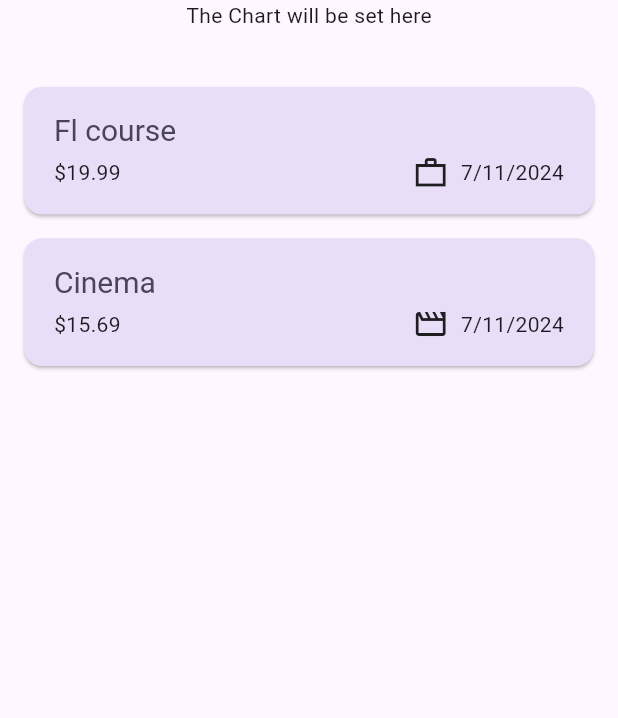
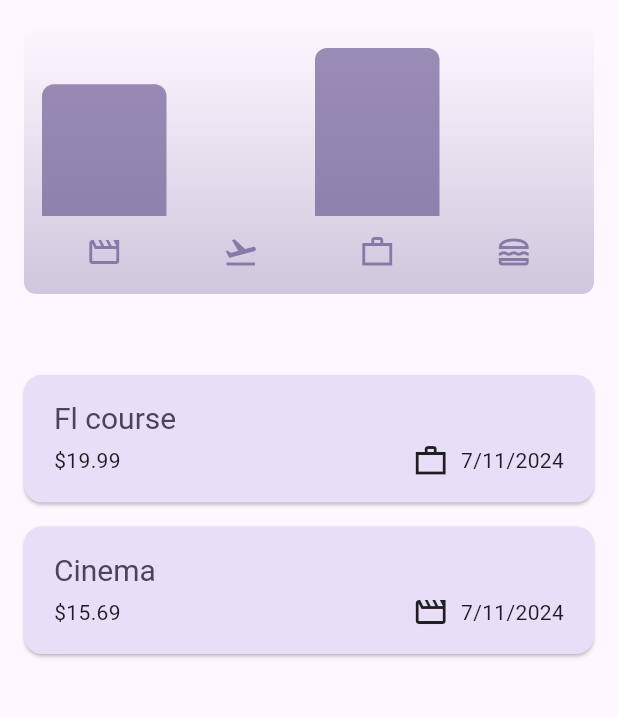
Before and after one commit to sam-kash/Expenser, a Flutter app: the screen it shows after launch, on a phone screen of 412 x 824 dp, the part 84-802 px from its top. Run offline on Flutter 3.47's test engine with Material 3 defaults, Android fonts, the phone set to English and light mode, and no system bars; missing offline and left inert: dart:ffi.

Commit message:
Added the chart in the end

```diff
--- a/lib/models/expense.dart
+++ b/lib/models/expense.dart
@@ -40,12 +40,19 @@
   }
 }
 
+// Below code is used for creating a chart
 class ExpenseBucket {
   const ExpenseBucket({required this.catagory, required this.expenses});
+
+  ExpenseBucket.forCatagory(List<Expense> allExpense, this.catagory)
+      : expenses = allExpense
+            .where((expense) => expense.catagory == catagory)
+            .toList();
 
   final Catagory catagory;
   final List<Expense> expenses;
 
+  // Getter function to get the sum of the whole expense list
   double get totalExpenses {
     double sum = 0;
     for (final expense in expenses) {
--- /dev/null
+++ b/lib/widget/chart/chart.dart
@@ -0,0 +1,96 @@
+import 'package:flutter/material.dart';
+
+//import 'package:expenser/widgets/chart/chart_bar.dart';
+import 'package:expenser/widget/chart/chart_bar.dart';
+import 'package:expenser/models/expense.dart';
+
+class Chart extends StatelessWidget {
+  const Chart({super.key, required this.expenses});
+
+  final List<Expense> expenses;
+
+  List<ExpenseBucket> get buckets {
+    return [
+      ExpenseBucket.forCatagory(expenses, Catagory.leasure),
+      ExpenseBucket.forCatagory(expenses, Catagory.travel),
+      ExpenseBucket.forCatagory(expenses, Catagory.work),
+      ExpenseBucket.forCatagory(expenses, Catagory.food),
+    ];
+  }
+
+  double get maxTotalExpense {
+    double maxTotalExpense = 0;
+
+    for (final bucket in buckets) {
+      if (bucket.totalExpenses > maxTotalExpense) {
+        maxTotalExpense = bucket.totalExpenses;
+      }
+    }
+
+    return maxTotalExpense;
+  }
+
+  @override
+  Widget build(BuildContext context) {
+    final isDarkMode =
+        MediaQuery.of(context).platformBrightness == Brightness.dark;
+    return Container(
+      margin: const EdgeInsets.all(16),
+      padding: const EdgeInsets.symmetric(
+        vertical: 16,
+        horizontal: 8,
+      ),
+      width: double.infinity,
+      height: 180,
+      decoration: BoxDecoration(
+        borderRadius: BorderRadius.circular(8),
+        gradient: LinearGradient(
+          colors: [
+            Theme.of(context).colorScheme.primary.withOpacity(0.3),
+            Theme.of(context).colorScheme.primary.withOpacity(0.0)
+          ],
+          begin: Alignment.bottomCenter,
+          end: Alignment.topCenter,
+        ),
+      ),
+      child: Column(
+        children: [
+          Expanded(
+            child: Row(
+              crossAxisAlignment: CrossAxisAlignment.end,
+              children: [
+                for (final bucket in buckets) // alternative to map()
+                  ChartBar(
+                    fill: bucket.totalExpenses == 0
+                        ? 0
+                        : bucket.totalExpenses / maxTotalExpense,
+                  )
+              ],
+            ),
+          ),
+          const SizedBox(height: 12),
+          Row(
+            children: buckets
+                .map(
+                  (bucket) => Expanded(
+                    child: Padding(
+                      padding: const EdgeInsets.symmetric(horizontal: 4),
+                      child: Icon(
+                        catagoryIcons[bucket.catagory],
+                        color: isDarkMode
+                            ? Theme.of(context).colorScheme.secondary
+                            : Theme.of(context)
+                                .colorScheme
+                                .primary
+                                .withOpacity(0.7),
+                      ),
+                    ),
+                  ),
+                )
+                .toList(),
+          )
+        ],
+      ),
+    );
+  }
+}
--- /dev/null
+++ b/lib/widget/chart/chart_bar.dart
@@ -0,0 +1,34 @@
+import 'package:flutter/material.dart';
+
+class ChartBar extends StatelessWidget {
+  const ChartBar({
+    super.key,
+    required this.fill,
+  });
+
+  final double fill;
+
+  @override
+  Widget build(BuildContext context) {
+    final isDarkMode =
+        MediaQuery.of(context).platformBrightness == Brightness.dark;
+    return Expanded(
+      child: Padding(
+        padding: const EdgeInsets.symmetric(horizontal: 4),
+        child: FractionallySizedBox(
+          heightFactor: fill,
+          child: DecoratedBox(
+            decoration: BoxDecoration(
+              shape: BoxShape.rectangle,
+              borderRadius:
+                  const BorderRadius.vertical(top: Radius.circular(8)),
+              color: isDarkMode
+                  ? Theme.of(context).colorScheme.secondary
+                  : Theme.of(context).colorScheme.primary.withOpacity(0.65),
+            ),
+          ),
+        ),
+      ),
+    );
+  }
+}
--- a/lib/widget/expenses.dart
+++ b/lib/widget/expenses.dart
@@ -1,3 +1,4 @@
+import 'package:expenser/widget/chart/chart.dart';
 import 'package:expenser/widget/expenses_list/expenses_list.dart';
 import 'package:expenser/models/expense.dart';
 import 'package:expenser/widget/new_expense.dart';
@@ -88,7 +89,7 @@
       ),
       body: Column(
         children: [
-          const Text('The Chart will be set here'),
+          Chart(expenses: _registeredExpenses),
           const SizedBox(
             height: 30,
           ),
```
